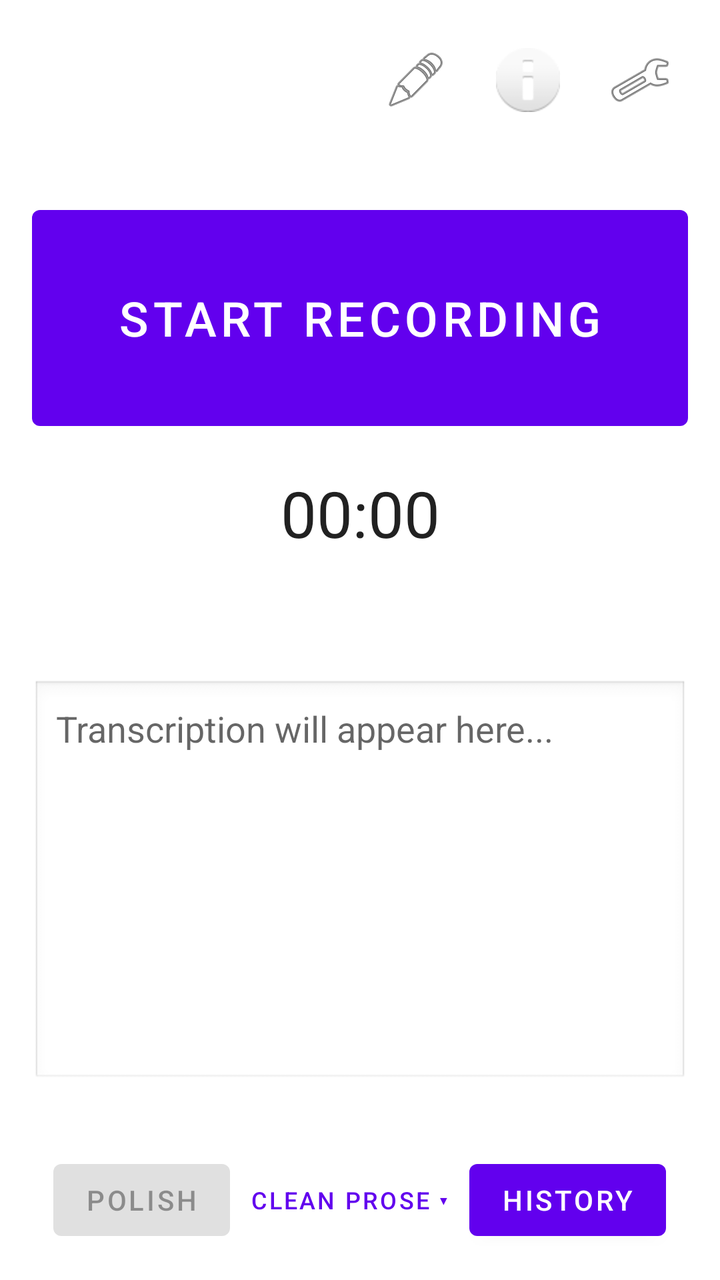
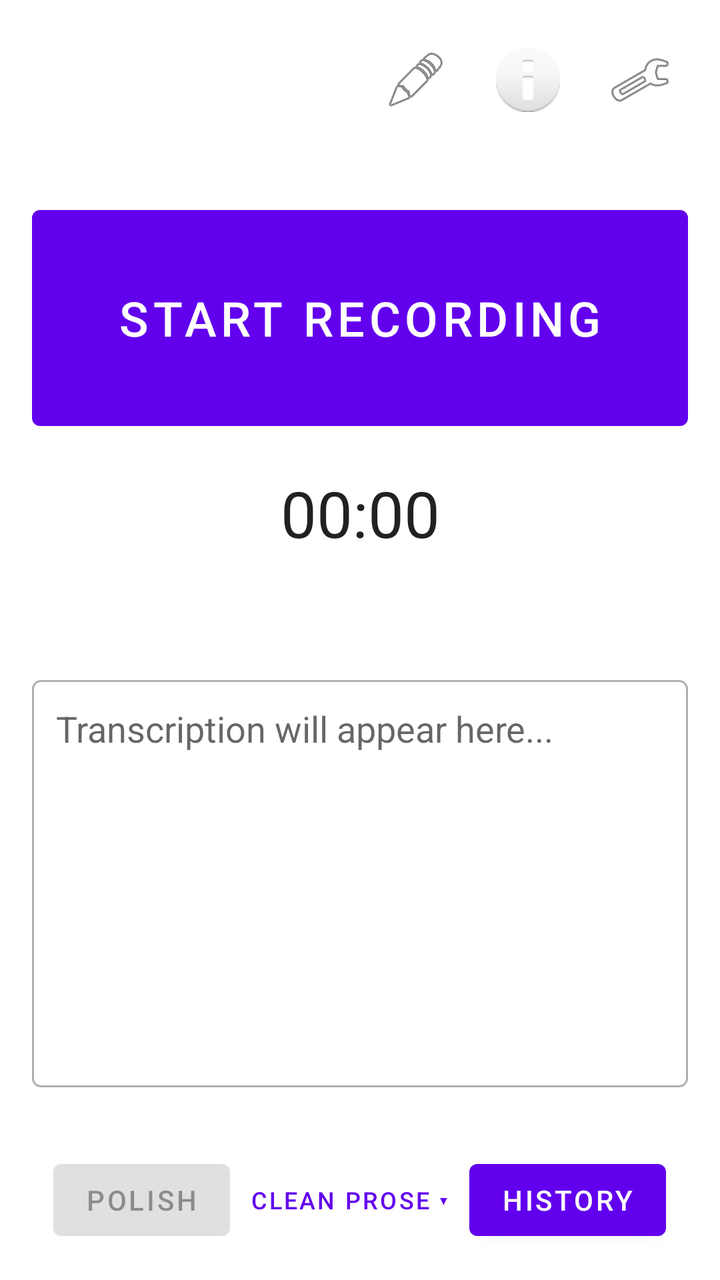

Screens rendered from an Android XML layout before and after an edit, with the pre-edit source and the edit as a unified diff.
<!-- AndroidManifest.xml: application theme Theme.Stow -->
<!-- res/layout/activity_main.xml -->
<?xml version="1.0" encoding="utf-8"?>
<androidx.constraintlayout.widget.ConstraintLayout xmlns:android="http://schemas.android.com/apk/res/android"
    xmlns:app="http://schemas.android.com/apk/res-auto"
    xmlns:tools="http://schemas.android.com/tools"
    android:layout_width="match_parent"
    android:layout_height="match_parent"
    android:padding="16dp"
    tools:context=".MainActivity">

    <ImageButton
        android:id="@+id/btnJargon"
        android:layout_width="48dp"
        android:layout_height="48dp"
        android:src="@android:drawable/ic_menu_edit"
        android:contentDescription="Jargon Dictionary"
        android:background="?attr/selectableItemBackgroundBorderless"
        app:layout_constraintEnd_toStartOf="@+id/btnInfo"
        app:layout_constraintTop_toTopOf="parent"
        android:layout_marginEnd="8dp" />

    <ImageButton
        android:id="@+id/btnInfo"
        android:layout_width="48dp"
        android:layout_height="48dp"
        android:src="@android:drawable/ic_dialog_info"
        android:contentDescription="Info"
        android:background="?attr/selectableItemBackgroundBorderless"
        app:layout_constraintEnd_toStartOf="@+id/btnSettings"
        app:layout_constraintTop_toTopOf="parent"
        android:layout_marginEnd="8dp" />

    <ImageButton
        android:id="@+id/btnSettings"
        android:layout_width="48dp"
        android:layout_height="48dp"
        android:src="@android:drawable/ic_menu_preferences"
        android:contentDescription="Settings"
        android:background="?attr/selectableItemBackgroundBorderless"
        app:layout_constraintEnd_toEndOf="parent"
        app:layout_constraintTop_toTopOf="parent" />

    <TextView
        android:id="@+id/tvMicIndicator"
        android:layout_width="wrap_content"
        android:layout_height="wrap_content"
        android:layout_marginTop="8dp"
        android:text=""
        android:textSize="14sp"
        android:textColor="#888888"
        app:layout_constraintEnd_toEndOf="parent"
        app:layout_constraintStart_toStartOf="parent"
        app:layout_constraintTop_toBottomOf="@+id/btnSettings" />

    <Button
        android:id="@+id/btnRecord"
        android:layout_width="0dp"
        android:layout_height="120dp"
        android:text="Start Recording"
        android:textSize="24sp"
        android:layout_marginTop="8dp"
        app:layout_constraintEnd_toEndOf="parent"
        app:layout_constraintStart_toStartOf="parent"
        app:layout_constraintTop_toBottomOf="@+id/tvMicIndicator" />

    <Chronometer
        android:id="@+id/chronometer"
        android:layout_width="wrap_content"
        android:layout_height="wrap_content"
        android:textSize="32sp"
        android:layout_marginTop="16dp"
        app:layout_constraintTop_toBottomOf="@+id/btnRecord"
        app:layout_constraintStart_toStartOf="parent"
        app:layout_constraintEnd_toEndOf="parent" />

    <Button
        android:id="@+id/btnPauseResume"
        style="?attr/borderlessButtonStyle"
        android:layout_width="wrap_content"
        android:layout_height="wrap_content"
        android:text="Pause"
        android:visibility="gone"
        app:layout_constraintTop_toBottomOf="@+id/chronometer"
        app:layout_constraintStart_toStartOf="parent"
        app:layout_constraintEnd_toEndOf="parent" />

    <TextView
        android:id="@+id/tvUsage"
        android:layout_width="wrap_content"
        android:layout_height="wrap_content"
        android:layout_marginTop="8dp"
        android:textSize="14sp"
        android:textStyle="italic"
        app:layout_constraintTop_toBottomOf="@+id/btnPauseResume"
        app:layout_constraintStart_toStartOf="parent"
        app:layout_constraintEnd_toEndOf="parent" />

    <TextView
        android:id="@+id/tvStatus"
        android:layout_width="0dp"
        android:layout_height="wrap_content"
        android:layout_marginTop="8dp"
        android:gravity="center"
        android:textColor="#888888"
        android:textSize="14sp"
        app:layout_constraintEnd_toEndOf="parent"
        app:layout_constraintStart_toStartOf="parent"
        app:layout_constraintTop_toBottomOf="@+id/tvUsage" />

    <Button
        android:id="@+id/btnRetryUpload"
        android:layout_width="0dp"
        android:layout_height="wrap_content"
        android:layout_marginTop="8dp"
        android:text="Retry last upload"
        android:visibility="gone"
        app:layout_constraintEnd_toEndOf="parent"
        app:layout_constraintStart_toStartOf="parent"
        app:layout_constraintTop_toBottomOf="@+id/tvStatus" />

    <LinearLayout
        android:id="@+id/resultHeaderRow"
        android:layout_width="0dp"
        android:layout_height="wrap_content"
        android:layout_marginTop="12dp"
        android:gravity="center_vertical"
        android:orientation="horizontal"
        android:visibility="gone"
        app:layout_constraintEnd_toEndOf="parent"
        app:layout_constraintStart_toStartOf="parent"
        app:layout_constraintTop_toBottomOf="@+id/btnRetryUpload">

        <TextView
            android:id="@+id/tvResultLabel"
            android:layout_width="0dp"
            android:layout_height="wrap_content"
            android:layout_weight="1"
            android:text="Result (editable)"
            android:textSize="13sp"
            android:textStyle="bold" />

        <Button
            android:id="@+id/btnToggleVariant"
            style="?attr/borderlessButtonStyle"
            android:layout_width="wrap_content"
            android:layout_height="wrap_content"
            android:minWidth="0dp"
            android:text="Show raw"
            android:textSize="12sp"
            android:visibility="gone" />
    </LinearLayout>

    <EditText
        android:id="@+id/etTranscription"
        android:layout_width="0dp"
        android:layout_height="0dp"
        android:layout_marginTop="8dp"
        android:background="@android:drawable/edit_text"
        android:gravity="top|start"
        android:hint="Transcription will appear here..."
        android:inputType="textMultiLine|textCapSentences"
        android:minLines="4"
        android:padding="12dp"
        android:scrollbars="vertical"
        android:textSize="18sp"
        android:focusable="false"
        android:focusableInTouchMode="false"
        android:cursorVisible="false"
        android:longClickable="true"
        app:layout_constraintBottom_toTopOf="@+id/resultActionRow"
        app:layout_constraintEnd_toEndOf="parent"
        app:layout_constraintStart_toStartOf="parent"
        app:layout_constraintTop_toBottomOf="@+id/resultHeaderRow" />

    <LinearLayout
        android:id="@+id/resultActionRow"
        android:layout_width="0dp"
        android:layout_height="wrap_content"
        android:layout_marginBottom="8dp"
        android:gravity="center"
        android:orientation="horizontal"
        android:visibility="gone"
        app:layout_constraintBottom_toTopOf="@+id/tvVersion"
        app:layout_constraintEnd_toEndOf="parent"
        app:layout_constraintStart_toStartOf="parent">

        <Button
            android:id="@+id/btnCopyResult"
            android:layout_width="0dp"
            android:layout_height="wrap_content"
            android:layout_weight="1"
            android:text="Copy" />
    </LinearLayout>

    <TextView
        android:id="@+id/tvVersion"
        android:layout_width="wrap_content"
        android:layout_height="wrap_content"
        android:layout_marginBottom="16dp"
        android:textColor="#888888"
        android:textSize="12sp"
        app:layout_constraintBottom_toTopOf="@+id/bottomButtonRow"
        app:layout_constraintStart_toStartOf="parent"
        app:layout_constraintEnd_toEndOf="parent" />

    <LinearLayout
        android:id="@+id/bottomButtonRow"
        android:layout_width="0dp"
        android:layout_height="wrap_content"
        android:gravity="center"
        android:orientation="horizontal"
        app:layout_constraintBottom_toBottomOf="parent"
        app:layout_constraintEnd_toEndOf="parent"
        app:layout_constraintStart_toStartOf="parent">

        <Button
            android:id="@+id/btnPolish"
            android:layout_width="wrap_content"
            android:layout_height="wrap_content"
            android:enabled="false"
            android:text="Polish" />

        <Button
            android:id="@+id/btnPolishPreset"
            style="?attr/borderlessButtonStyle"
            android:layout_width="wrap_content"
            android:layout_height="wrap_content"
            android:layout_marginStart="2dp"
            android:layout_marginEnd="2dp"
            android:contentDescription="Polish preset"
            android:ellipsize="end"
            android:maxLines="1"
            android:maxWidth="132dp"
            android:textSize="12sp"
            android:text="Clean prose ▾" />

        <Button
            android:id="@+id/btnHistory"
            android:layout_width="wrap_content"
            android:layout_height="wrap_content"
            android:text="History" />
    </LinearLayout>

</androidx.constraintlayout.widget.ConstraintLayout>
<!-- resources referenced by this layout -->
<resources>
  <style name="Theme.Stow" parent="Theme.MaterialComponents.DayNight.DarkActionBar">
          
          <item name="colorPrimary">@color/primary</item>
          <item name="colorPrimaryVariant">@color/primaryDark</item>
          <item name="colorOnPrimary">@color/white</item>
          
          <item name="colorSecondary">@color/accent</item>
          <item name="colorSecondaryVariant">@color/accent</item>
          <item name="colorOnSecondary">@color/black</item>
      </style>
  <color name="primary">#6200EE</color>
  <color name="primaryDark">#3700B3</color>
  <color name="white">#FFFFFFFF</color>
  <color name="accent">#03DAC5</color>
  <color name="black">#FF000000</color>
</resources>

<!-- the commit's change to res/layout/activity_main.xml (unified diff, before → after) -->
@@ -154,7 +154,7 @@
         android:layout_width="0dp"
         android:layout_height="0dp"
         android:layout_marginTop="8dp"
-        android:background="@android:drawable/edit_text"
+        android:background="@drawable/transcript_box"
         android:gravity="top|start"
         android:hint="Transcription will appear here..."
         android:inputType="textMultiLine|textCapSentences"
<!-- resource entries referenced after the edit -->
@@ -1,5 +1,23 @@
 <!-- resources referenced by this layout -->
 <resources>
+  <!-- drawable transcript_box (drawable) -->
+  <?xml version="1.0" encoding="utf-8"?>
+  <selector xmlns:android="http://schemas.android.com/apk/res/android">
+      <item android:state_focused="true">
+          <shape android:shape="rectangle">
+              <solid android:color="@color/fieldFill" />
+              <stroke android:width="2dp" android:color="@color/primaryText" />
+              <corners android:radius="4dp" />
+          </shape>
+      </item>
+      <item>
+          <shape android:shape="rectangle">
+              <solid android:color="@color/fieldFill" />
+              <stroke android:width="1dp" android:color="@color/fieldStroke" />
+              <corners android:radius="4dp" />
+          </shape>
+      </item>
+  </selector>
   <style name="Theme.Stow" parent="Theme.MaterialComponents.DayNight.DarkActionBar">
           
           <item name="colorPrimary">@color/primary</item>
@@ -9,11 +27,26 @@
           <item name="colorSecondary">@color/accent</item>
           <item name="colorSecondaryVariant">@color/accent</item>
           <item name="colorOnSecondary">@color/black</item>
+          
+          <item name="borderlessButtonStyle">@style/Widget.Stow.TextButton</item>
+          <item name="alertDialogTheme">@style/ThemeOverlay.Stow.Dialog.Alert</item>
       </style>
+  <color name="fieldFill">#FFFFFF</color>
+  <color name="primaryText">#6200EE</color>
+  <color name="fieldStroke">#B0B0B0</color>
   <color name="primary">#6200EE</color>
   <color name="primaryDark">#3700B3</color>
   <color name="white">#FFFFFFFF</color>
   <color name="accent">#03DAC5</color>
   <color name="black">#FF000000</color>
+  <style name="Widget.Stow.TextButton" parent="Widget.MaterialComponents.Button.TextButton">
+          <item name="materialThemeOverlay">@style/ThemeOverlay.Stow.PrimaryText</item>
+      </style>
+  <style name="ThemeOverlay.Stow.Dialog.Alert" parent="ThemeOverlay.MaterialComponents.Dialog.Alert">
+          <item name="colorPrimary">@color/primaryText</item>
+      </style>
+  <style name="ThemeOverlay.Stow.PrimaryText" parent="">
+          <item name="colorPrimary">@color/primaryText</item>
+      </style>
 </resources>
 
